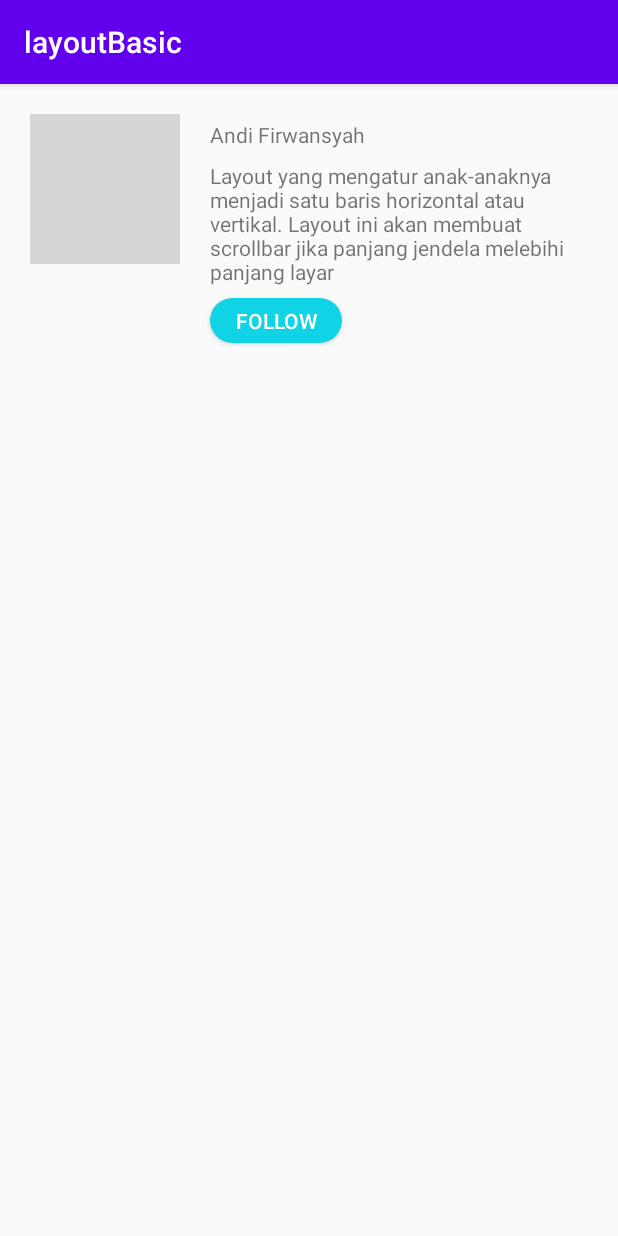
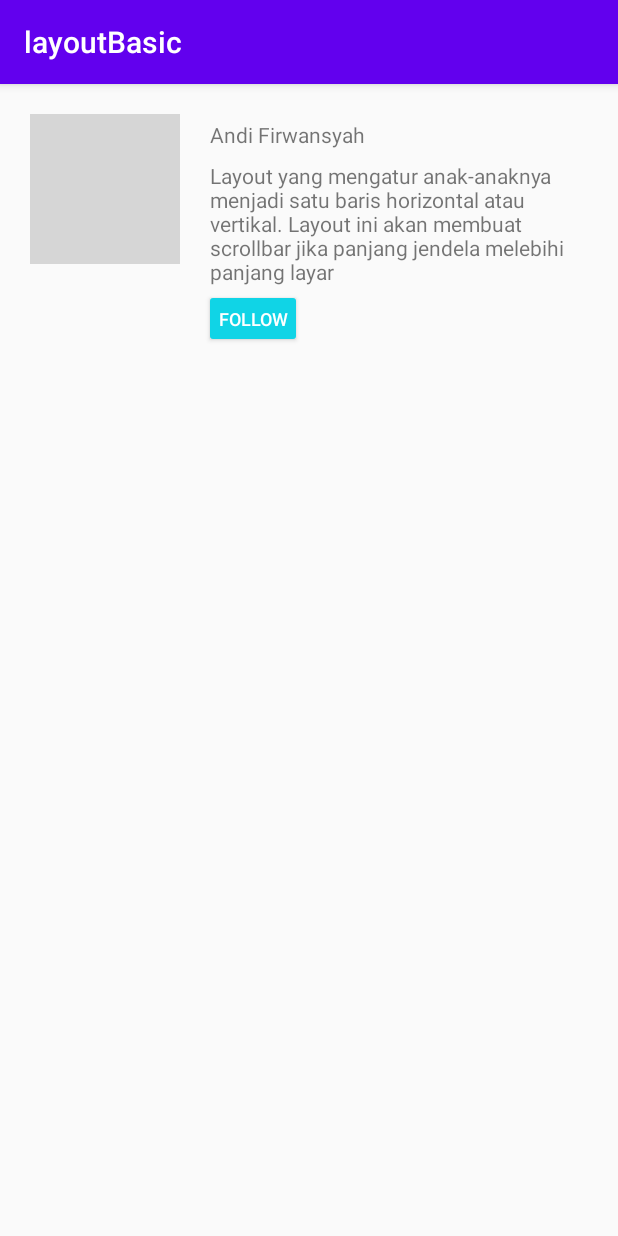
Before and after one commit to AndiWawanK/androidLayout, an Android app: the screen it shows after launch (MainActivity), on a phone screen of 412 x 824 dp. Run offline under Robolectric (Android 15) with nearby library versions, the phone set to English and light mode, and no system bars; grey boxes are pictures that could not be loaded.

Commit message:
simple profile layout

```diff
--- a/app/src/main/res/drawable/btn_rounded.xml
+++ b/app/src/main/res/drawable/btn_rounded.xml
@@ -2,6 +2,6 @@
 <shape
     xmlns:android="http://schemas.android.com/apk/res/android"
     android:shape="rectangle">
-    <solid android:color="#10D4E6"/>
-    <corners android:radius="20dp"/>
+    <solid android:color="@color/btnPrimary"/>
+    <corners android:radius="2dp"/>
 </shape>
--- a/app/src/main/res/layout/activity_main.xml
+++ b/app/src/main/res/layout/activity_main.xml
@@ -2,7 +2,6 @@
 
 <androidx.constraintlayout.widget.ConstraintLayout xmlns:android="http://schemas.android.com/apk/res/android"
     xmlns:app="http://schemas.android.com/apk/res-auto"
-    xmlns:tools="http://schemas.android.com/tools"
     android:layout_width="match_parent"
     android:layout_height="match_parent">
 
@@ -41,13 +40,17 @@
     <Button
         android:id="@+id/button8"
         android:layout_width="wrap_content"
-        android:layout_height="30dp"
+        android:layout_height="wrap_content"
         android:layout_marginTop="8dp"
         android:background="@drawable/btn_rounded"
+        android:minWidth="0dp"
+        android:minHeight="0dp"
+        android:padding="5dp"
+        android:shadowColor="#000"
         android:text="Follow"
         android:textColor="#FFFFFF"
-        android:shadowColor="#000"
+        android:textSize="12sp"
         app:layout_constraintStart_toStartOf="@+id/textView"
-        app:layout_constraintTop_toBottomOf="@+id/textView2"/>
+        app:layout_constraintTop_toBottomOf="@+id/textView2" />
 
 </androidx.constraintlayout.widget.ConstraintLayout>
--- a/app/src/main/res/values/colors.xml
+++ b/app/src/main/res/values/colors.xml
@@ -3,4 +3,6 @@
     <color name="colorPrimary">#6200EE</color>
     <color name="colorPrimaryDark">#3700B3</color>
     <color name="colorAccent">#03DAC5</color>
+    <color name="btnPrimary">#10D4E6</color>
+    <color name="btnPrimaryDark">#02a6b5</color>
 </resources>
```
Also changed, not shown: app/src/main/java/com/example/layoutbasic/MainActivity.kt (+17 -0 lines).
